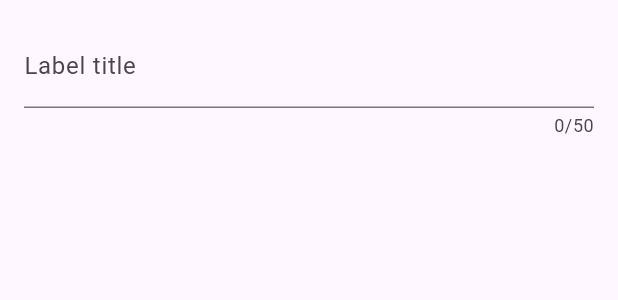
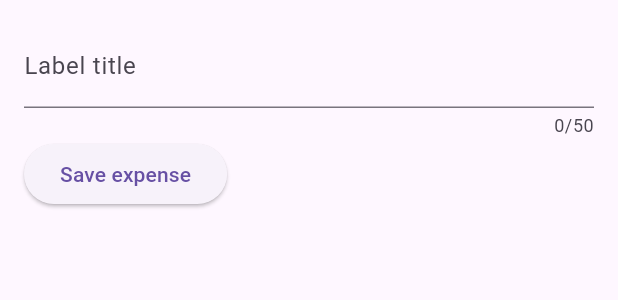
Before and after one commit to alvdev/mobile-apps, a Flutter app: the NewExpense widget shown alone on an empty page, opened directly, on a phone screen of 412 x 824 dp. Shown: the top 300 px of the screen. Run offline on Flutter 3.47's test engine with Material 2 defaults, Android fonts, the phone set to English and light mode, and no system bars; our stand-ins replace cloud_firestore, firebase_auth, firebase_core, font_awesome_flutter, google_fonts, google_sign_in and 2 more; accounts and stored records are empty.

Commit message:
add 'Save expense' button to overlay

```diff
--- a/expenses/lib/new_expense.dart
+++ b/expenses/lib/new_expense.dart
@@ -8,18 +8,35 @@ class NewExpense extends StatefulWidget {
 }
 
 class _NewExpenseState extends State<NewExpense> {
+  var _title = '';
+
+  void _saveTitleInput(String inputValue) {
+    _title = inputValue;
+  }
+
   @override
   Widget build(BuildContext context) {
-    return const Padding(
-      padding: EdgeInsets.all(16),
+    return Padding(
+      padding: const EdgeInsets.all(16),
       child: Column(
         children: [
           TextField(
+            onChanged: _saveTitleInput,
             maxLength: 50,
-            decoration: InputDecoration(
+            decoration: const InputDecoration(
               label: Text('Label title'),
             ),
           ),
+          Row(
+            children: [
+              ElevatedButton(
+                onPressed: () {
+                  print(_title);
+                },
+                child: const Text('Save expense'),
+              ),
+            ],
+          )
         ],
       ),
     );
```
